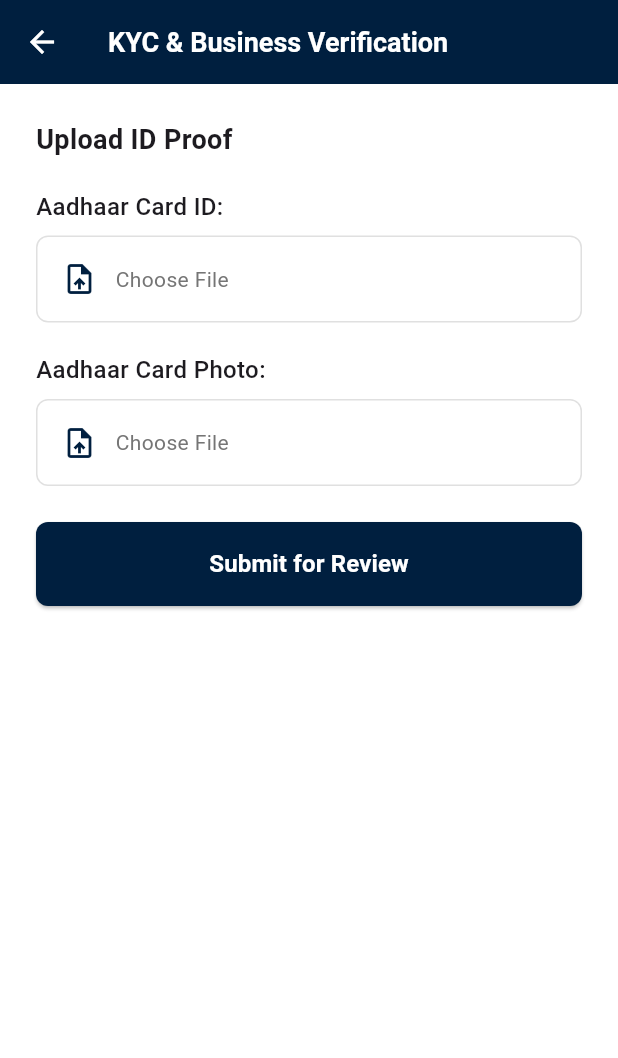
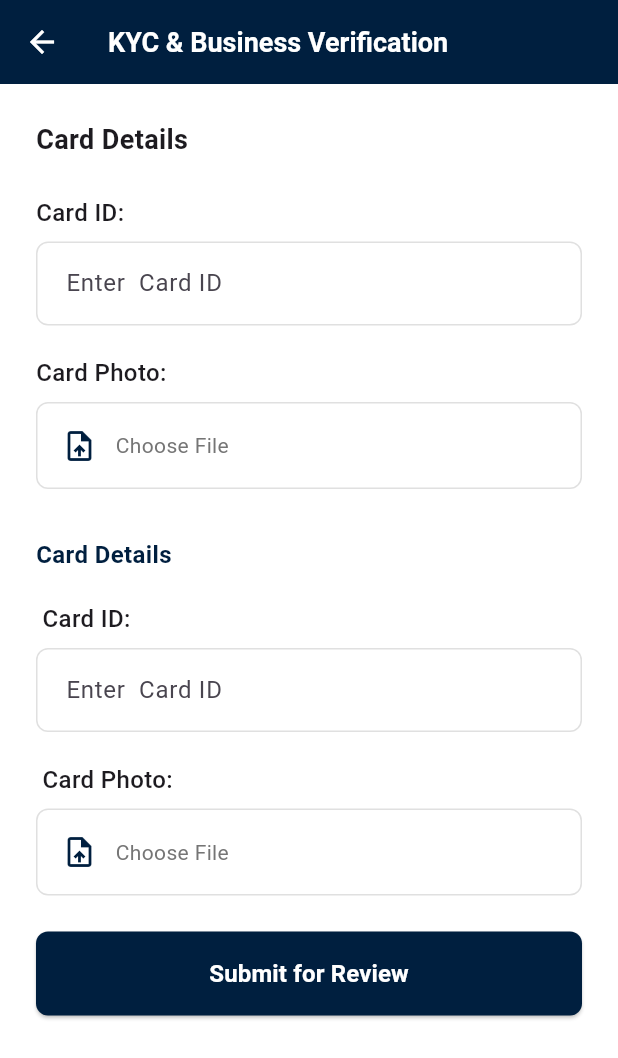
Before and after one commit to TechnovaTech/organizer-app, a Flutter app: the KYCVerificationScreen screen opened directly, on a phone screen of 412 x 824 dp. Shown: the top 1058 px of the screen. Run offline on Flutter 3.47's test engine with Material 3 defaults, Android fonts, the phone set to English and light mode, and no system bars.

Commit message:
kyc-verification

```diff
--- a/lib/screens/kyc_verification_screen.dart
+++ b/lib/screens/kyc_verification_screen.dart
@@ -9,8 +9,10 @@ class KYCVerificationScreen extends StatefulWidget {
 
 class _KYCVerificationScreenState extends State<KYCVerificationScreen> {
   String _status = 'PENDING';
-  String? _aadhaarIdFile;
+  final TextEditingController _aadhaarIdController = TextEditingController();
+  final TextEditingController _panIdController = TextEditingController();
   String? _aadhaarPhotoFile;
+  String? _panPhotoFile;
   String _rejectionNotes = '';
   bool _isLoading = false;
 
@@ -27,10 +29,10 @@ class _KYCVerificationScreenState extends State<KYCVerificationScreen> {
               onTap: () {
                 Navigator.pop(context);
                 setState(() {
-                  if (fileType == 'aadhaar_id') {
-                    _aadhaarIdFile = 'aadhaar_id_document.jpg';
-                  } else if (fileType == 'aadhaar_photo') {
-                    _aadhaarPhotoFile = 'aadhaar_photo_document.jpg';
+                  if (fileType == 'aadhaar') {
+                    _aadhaarPhotoFile = 'aadhaar_photo_gallery.jpg';
+                  } else if (fileType == 'pan') {
+                    _panPhotoFile = 'pan_photo_gallery.jpg';
                   }
                 });
               },
@@ -41,10 +43,10 @@ class _KYCVerificationScreenState extends State<KYCVerificationScreen> {
               onTap: () {
                 Navigator.pop(context);
                 setState(() {
-                  if (fileType == 'aadhaar_id') {
-                    _aadhaarIdFile = 'aadhaar_id_camera.jpg';
-                  } else if (fileType == 'aadhaar_photo') {
+                  if (fileType == 'aadhaar') {
                     _aadhaarPhotoFile = 'aadhaar_photo_camera.jpg';
+                  } else if (fileType == 'pan') {
+                    _panPhotoFile = 'pan_photo_camera.jpg';
                   }
                 });
               },
@@ -56,9 +58,10 @@ class _KYCVerificationScreenState extends State<KYCVerificationScreen> {
   }
 
   void _submitForReview() async {
-    if (_aadhaarIdFile == null || _aadhaarPhotoFile == null) {
+    if (_aadhaarIdController.text.isEmpty || _aadhaarPhotoFile == null ||
+        _panIdController.text.isEmpty || _panPhotoFile == null) {
       ScaffoldMessenger.of(context).showSnackBar(
-        const SnackBar(content: Text('Please upload both Aadhaar documents')),
+        const SnackBar(content: Text('Please complete all Aadhaar and PAN details')),
       );
       return;
     }
@@ -116,21 +119,50 @@ class _KYCVerificationScreenState extends State<KYCVerificationScreen> {
           child: Column(
             crossAxisAlignment: CrossAxisAlignment.start,
             children: [
-
-
-              // Upload ID Proof Section
+              // Card Details Heading
               const Text(
-                'Upload ID Proof',
+                'Card Details',
                 style: TextStyle(
                   fontSize: 18,
                   fontWeight: FontWeight.bold,
                 ),
               ),
+              const SizedBox(height: 24),
+
+              // Aadhaar Card ID Input
+              const Text(
+                'Card ID:',
+                style: TextStyle(
+                  fontSize: 16,
+                  fontWeight: FontWeight.w500,
+                ),
+              ),
+              const SizedBox(height: 8),
+              TextField(
+                controller: _aadhaarIdController,
+                decoration: InputDecoration(
+                  hintText: 'Enter  Card ID',
+                  border: OutlineInputBorder(
+                    borderRadius: BorderRadius.circular(8),
+                    borderSide: BorderSide(color: Colors.grey.shade300),
+                  ),
+                  enabledBorder: OutlineInputBorder(
+                    borderRadius: BorderRadius.circular(8),
+                    borderSide: BorderSide(color: Colors.grey.shade300),
+                  ),
+                  focusedBorder: OutlineInputBorder(
+                    borderRadius: BorderRadius.circular(8),
+                    borderSide: const BorderSide(color: Color(0xFF001F3F)),
+                  ),
+                  contentPadding: const EdgeInsets.all(16),
+                ),
+                keyboardType: TextInputType.number,
+              ),
               const SizedBox(height: 20),
 
-              // Aadhaar Card ID Upload
+              // Aadhaar Card Photo Upload
               const Text(
-                'Aadhaar Card ID:',
+                'Card Photo:',
                 style: TextStyle(
                   fontSize: 16,
                   fontWeight: FontWeight.w500,
@@ -138,45 +170,7 @@ class _KYCVerificationScreenState extends State<KYCVerificationScreen> {
               ),
               const SizedBox(height: 8),
               GestureDetector(
-                onTap: () => _selectFile('aadhaar_id'),
-                child: Container(
-                  width: double.infinity,
-                  padding: const EdgeInsets.all(16),
-                  decoration: BoxDecoration(
-                    border: Border.all(color: Colors.grey.shade300),
-                    borderRadius: BorderRadius.circular(8),
-                  ),
-                  child: Row(
-                    children: [
-                      const Icon(Icons.upload_file, color: Color(0xFF001F3F)),
-                      const SizedBox(width: 12),
-                      Expanded(
-                        child: Text(
-                          _aadhaarIdFile ?? 'Choose File',
-                          style: TextStyle(
-                            color: _aadhaarIdFile != null ? Colors.black : Colors.grey.shade600,
-                          ),
-                        ),
-                      ),
-                      if (_aadhaarIdFile != null)
-                        const Icon(Icons.visibility, color: Color(0xFF001F3F)),
-                    ],
-                  ),
-                ),
-              ),
-              const SizedBox(height: 20),
-
-              // Aadhaar Card Photo Upload
-              const Text(
-                'Aadhaar Card Photo:',
-                style: TextStyle(
-                  fontSize: 16,
-                  fontWeight: FontWeight.w500,
-                ),
-              ),
-              const SizedBox(height: 8),
-              GestureDetector(
-                onTap: () => _selectFile('aadhaar_photo'),
+                onTap: () => _selectFile('aadhaar'),
                 child: Container(
                   width: double.infinity,
                   padding: const EdgeInsets.all(16),
@@ -197,6 +191,87 @@ class _KYCVerificationScreenState extends State<KYCVerificationScreen> {
                         ),
                       ),
                       if (_aadhaarPhotoFile != null)
+                        const Icon(Icons.visibility, color: Color(0xFF001F3F)),
+                    ],
+                  ),
+                ),
+              ),
+
+              const SizedBox(height: 32),
+
+              // PAN Card Details Heading
+              const Text(
+                'Card Details',
+                style: TextStyle(
+                  fontSize: 16,
+                  fontWeight: FontWeight.w600,
+                  color: Color(0xFF001F3F),
+                ),
+              ),
+              const SizedBox(height: 20),
+
+              // PAN Card ID Input
+              const Text(
+                ' Card ID:',
+                style: TextStyle(
+                  fontSize: 16,
+                  fontWeight: FontWeight.w500,
+                ),
+              ),
+              const SizedBox(height: 8),
+              TextField(
+                controller: _panIdController,
+                decoration: InputDecoration(
+                  hintText: 'Enter  Card ID',
+                  border: OutlineInputBorder(
+                    borderRadius: BorderRadius.circular(8),
+                    borderSide: BorderSide(color: Colors.grey.shade300),
+                  ),
+                  enabledBorder: OutlineInputBorder(
+                    borderRadius: BorderRadius.circular(8),
+                    borderSide: BorderSide(color: Colors.grey.shade300),
+                  ),
+                  focusedBorder: OutlineInputBorder(
+                    borderRadius: BorderRadius.circular(8),
+                    borderSide: const BorderSide(color: Color(0xFF001F3F)),
+                  ),
+                  contentPadding: const EdgeInsets.all(16),
+                ),
+                textCapitalization: TextCapitalization.characters,
+              ),
+              const SizedBox(height: 20),
+
+              // PAN Card Photo Upload
+              const Text(
+                ' Card Photo:',
+                style: TextStyle(
+                  fontSize: 16,
+                  fontWeight: FontWeight.w500,
+                ),
+              ),
+              const SizedBox(height: 8),
+              GestureDetector(
+                onTap: () => _selectFile('pan'),
+                child: Container(
+                  width: double.infinity,
+                  padding: const EdgeInsets.all(16),
+                  decoration: BoxDecoration(
+                    border: Border.all(color: Colors.grey.shade300),
+                    borderRadius: BorderRadius.circular(8),
+                  ),
+                  child: Row(
+                    children: [
+                      const Icon(Icons.upload_file, color: Color(0xFF001F3F)),
+                      const SizedBox(width: 12),
+                      Expanded(
+                        child: Text(
+                          _panPhotoFile ?? 'Choose File',
+                          style: TextStyle(
+                            color: _panPhotoFile != null ? Colors.black : Colors.grey.shade600,
+                          ),
+                        ),
+                      ),
+                      if (_panPhotoFile != null)
                         const Icon(Icons.visibility, color: Color(0xFF001F3F)),
                     ],
                   ),
```
